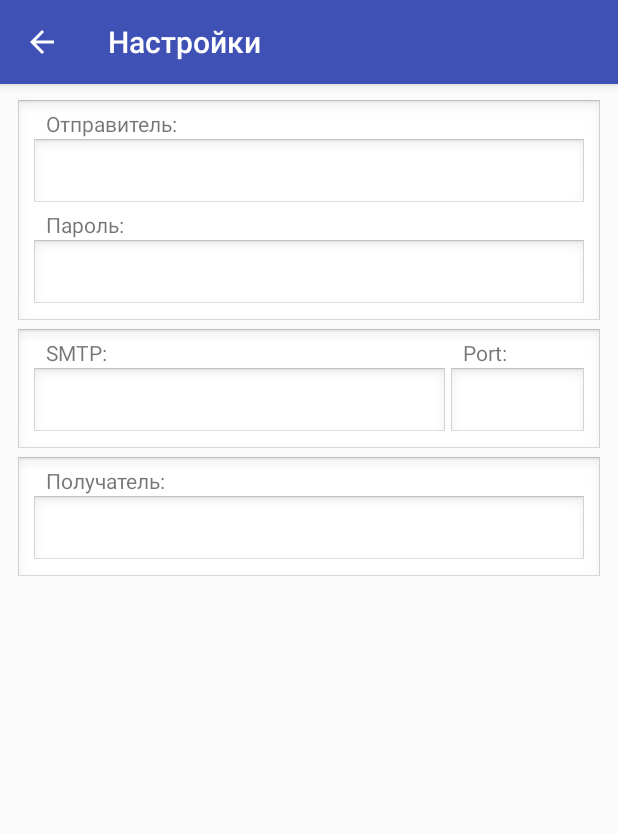
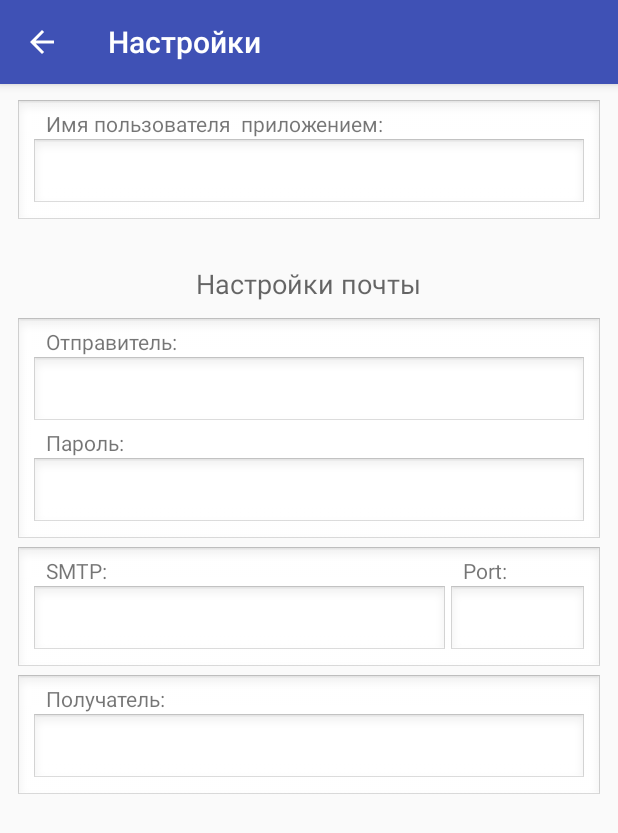
Before and after one commit to Sky-VIN/MobileSeller, an Android app: the screen it shows after launch (SettingsActivity), in the side drawer, after a tap on "Настройки", on a phone screen of 412 x 824 dp. Shown: the top 833 px of the screen. Run offline under Robolectric (Android 15) with nearby library versions, the light colour scheme and no system bars.

Commit message:
Very many changes! ...

```diff
--- a/app/build.gradle
+++ b/app/build.gradle
@@ -25,4 +25,5 @@ dependencies {
     compile 'com.android.support:appcompat-v7:23.4.0'
     compile 'com.android.support:design:23.4.0'
     compile 'org.apache.poi:poi:3.15-beta1'
+    compile 'com.sun.mail:android-mail:1.5.5'
 }
--- a/app/src/main/AndroidManifest.xml
+++ b/app/src/main/AndroidManifest.xml
@@ -27,12 +27,10 @@
         </activity>
         <activity
             android:name=".PriceActivity"
-            android:label="Список товара"
-            android:launchMode="singleTask" />
+            android:label="Список товара" />
         <activity
             android:name=".SelectedPriceActivity"
-            android:label="Список выбраного товара"
-            android:launchMode="singleTask" />
+            android:label="Список выбраного товара" />
         <activity
             android:name=".SettingsActivity"
             android:label="Настройки" />
--- a/app/src/main/java/d/swan/mobileseller/DataBaseHelper.java
+++ b/app/src/main/java/d/swan/mobileseller/DataBaseHelper.java
@@ -5,6 +5,7 @@ import android.content.Context;
 import android.database.Cursor;
 import android.database.sqlite.SQLiteDatabase;
 import android.database.sqlite.SQLiteOpenHelper;
+import android.util.Log;
 
 import java.util.ArrayList;
 import java.util.List;
@@ -25,18 +26,25 @@ public final class DataBaseHelper extends SQLiteOpenHelper {
         db.execSQL("CREATE TABLE IF NOT EXISTS Organization (" +
                 "id INTEGER NOT NULL PRIMARY KEY," +
                 "name TEXT NOT NULL," +
-                "linked_id INTEGER NOT NULL);");
+                "linked_id INTEGER NOT NULL);"
+        );
 
         db.execSQL("CREATE TABLE IF NOT EXISTS Address (" +
                 "id INTEGER NOT NULL PRIMARY KEY," +
                 "name TEXT NOT NULL," +
-                "linked_id INTEGER NOT NULL);");
+                "linked_id INTEGER NOT NULL);"
+        );
 
-        db.execSQL("CREATE TABLE IF NOT EXISTS Price (" +
+
+        db.execSQL("CREATE TABLE IF NOT EXISTS MailSettings (" +
                 "id INTEGER NOT NULL PRIMARY KEY," +
-                "name TEXT NOT NULL," +
-                "wholesale_price REAL NOT NULL," +
-                "retail_price REAL NOT NULL);");
+                "user TEXT NOT NULL," +
+                "sender TEXT NOT NULL," +
+                "pass TEXT NOT NULL," +
+                "smtp TEXT NOT NULL," +
+                "port TEXT NOT NULL," +
+                "receiver TEXT NOT NULL);"
+        );
 
     }
 
@@ -45,6 +53,48 @@ public final class DataBaseHelper extends SQLiteOpenHelper {
         //
     }
 
+
+    public String[] loadMailSettings() {
+        String[] result = new String[]{"", "", "", "", "", ""};
+
+        SQLiteDatabase sqLiteDatabase = getReadableDatabase();
+        Cursor cursor = sqLiteDatabase.rawQuery("SELECT * FROM MailSettings", null);
+
+
+        if (cursor.moveToFirst()) {
+            int userColIndex = cursor.getColumnIndex("user");
+            int senderColIndex = cursor.getColumnIndex("sender");
+            int passColIndex = cursor.getColumnIndex("pass");
+            int smtpColIndex = cursor.getColumnIndex("smtp");
+            int portColIndex = cursor.getColumnIndex("port");
+            int receiverColIndex = cursor.getColumnIndex("receiver");
+            do {
+                Log.d("Mseller", String.valueOf(userColIndex + " " + senderColIndex + " " + passColIndex + " " + smtpColIndex + " " + portColIndex + " " + receiverColIndex));
+                result[0] = cursor.getString(userColIndex);
+                result[1] = cursor.getString(senderColIndex);
+                result[2] = cursor.getString(passColIndex);
+                result[3] = cursor.getString(smtpColIndex);
+                result[4] = cursor.getString(portColIndex);
+                result[5] = cursor.getString(receiverColIndex);
+            } while (cursor.moveToNext());
+        }
+        cursor.close();
+        sqLiteDatabase.close();
+        return result;
+    }
+
+    public void saveMailSettings(String[] settings) {
+        SQLiteDatabase sqLiteDatabase = getWritableDatabase();
+        contentValues.put("user", settings[0]);
+        contentValues.put("sender", settings[1]);
+        contentValues.put("pass", settings[2]);
+        contentValues.put("smtp", settings[3]);
+        contentValues.put("port", settings[4]);
+        contentValues.put("receiver", settings[5]);
+
+        sqLiteDatabase.update("MailSettings", contentValues, "id = ?", new String[]{"1"});
+        sqLiteDatabase.close();
+    }
 
     // Добавление поля и связующего ключа (для организации)
     public void addField(String table, String name, int linked_id) {
@@ -103,7 +153,7 @@ public final class DataBaseHelper extends SQLiteOpenHelper {
     // Сбор и возврат всех значений имен из заданой таблицы
     public List<String> getAllValues(String table) {
 
-        List<String> result = new ArrayList();
+        ArrayList<String> result = new ArrayList<String>();
 
         SQLiteDatabase sqLiteDatabase = getReadableDatabase();
         Cursor cursor = sqLiteDatabase.rawQuery("SELECT * FROM " + table, null);
@@ -196,7 +246,7 @@ public final class DataBaseHelper extends SQLiteOpenHelper {
                     newLinkedId++;
 
                     for (int i : linkedIdArray)
-                        if (newLinkedId == linkedIdArray[i]) {
+                        if (newLinkedId == i) {
                             b = true;
                             break;
                         }
@@ -211,6 +261,7 @@ public final class DataBaseHelper extends SQLiteOpenHelper {
         return newLinkedId;
     }
 
+/*
     // сбор списка с розничными ценами
     public ArrayList<Point> getRetailPrice() {
         ArrayList<Point> priceArray = new ArrayList<>();
@@ -254,9 +305,10 @@ public final class DataBaseHelper extends SQLiteOpenHelper {
 
         return priceArray;
     }
+*/
 
     // Вывод в лог всех полей
-/*
+
     public void getAllLog(String table) {
         SQLiteDatabase sqLiteDatabase = getReadableDatabase();
         Cursor cursor = sqLiteDatabase.rawQuery("SELECT * FROM " + table, null);
@@ -292,6 +344,6 @@ public final class DataBaseHelper extends SQLiteOpenHelper {
         sqLiteDatabase.insert("Price", null, contentValues);
         sqLiteDatabase.close();
     }
-*/
+
 
 }
--- a/app/src/main/java/d/swan/mobileseller/MainActivity.java
+++ b/app/src/main/java/d/swan/mobileseller/MainActivity.java
@@ -10,6 +10,7 @@ import android.support.v7.app.ActionBarDrawerToggle;
 import android.support.v7.app.AlertDialog;
 import android.support.v7.app.AppCompatActivity;
 import android.support.v7.widget.Toolbar;
+import android.util.Log;
 import android.view.MenuItem;
 import android.view.View;
 import android.widget.AdapterView;
@@ -38,12 +39,15 @@ public class MainActivity extends AppCompatActivity
 
     DataBaseHelper dbHelper = new DataBaseHelper(this);
 
+    Properties properties = new Properties(this);
+
+    boolean isFirstLoad_org = true;
+    boolean isFirstLoad_addr = true;
+
     @Override
     protected void onCreate(Bundle savedInstanceState) {
         super.onCreate(savedInstanceState);
         setContentView(R.layout.activity_main);
-
-        // startActivity(new Intent(this, PriceActivity.class));
 
         Toolbar toolbar = (Toolbar) findViewById(R.id.toolbarMain);
         setSupportActionBar(toolbar);
@@ -81,9 +85,14 @@ public class MainActivity extends AppCompatActivity
         spinnerAddrName = (Spinner) findViewById(R.id.spinnerAddrName);
         spinnerAddrName.setOnItemSelectedListener(this);
 
+        properties.loadPositions();
+
         refreshOrgSpinner();
-        refreshAddrSpinner();
 
+        if (properties.isRetail)
+            radioRetail.setChecked(true);
+        else
+            radioWholesale.setChecked(true);
     }
 
     private void refreshOrgSpinner() {
@@ -93,20 +102,41 @@ public class MainActivity extends AppCompatActivity
         orgAdapter = new ArrayAdapter<>(this, android.R.layout.simple_spinner_item, orgArray);
         orgAdapter.setDropDownViewResource(android.R.layout.simple_spinner_dropdown_item);
         spinnerOrgName.setAdapter(orgAdapter);
+        if (isFirstLoad_org) {
+            spinnerOrgName.setSelection(properties.orgPos);
+            isFirstLoad_org = false;
+        }
+
         orgAdapter.notifyDataSetChanged();
     }
 
     private void refreshAddrSpinner() {
         addrArray.clear();
-        if (spinnerOrgName.getSelectedItemPosition() > -1) {
+        if (spinnerOrgName.getCount() > 0) {
             int linked_id = dbHelper.getLinkedIdByName("Organization", spinnerOrgName.getSelectedItem().toString());
             addrArray.addAll(dbHelper.getAllValues("Address", linked_id));
+
+            addrAdapter = new ArrayAdapter<>(this, android.R.layout.simple_spinner_item, addrArray);
+            addrAdapter.setDropDownViewResource(android.R.layout.simple_spinner_dropdown_item);
+            spinnerAddrName.setAdapter(addrAdapter);
+            if (isFirstLoad_addr) {
+                spinnerAddrName.setSelection(properties.addrPos);
+                isFirstLoad_addr = false;
+            }
+
+            addrAdapter.notifyDataSetChanged();
         }
+    }
 
-        addrAdapter = new ArrayAdapter<>(this, android.R.layout.simple_spinner_item, addrArray);
-        addrAdapter.setDropDownViewResource(android.R.layout.simple_spinner_dropdown_item);
-        spinnerAddrName.setAdapter(addrAdapter);
-        addrAdapter.notifyDataSetChanged();
+    @Override
+    public void onItemSelected(AdapterView<?> adapterView, View view, int i, long l) throws NullPointerException {
+        if (adapterView.getId() == R.id.spinnerOrgName)
+            refreshAddrSpinner();
+    }
+
+    @Override
+    public void onNothingSelected(AdapterView<?> adapterView) {
+        // Nothing
     }
 
     @Override
@@ -145,6 +175,13 @@ public class MainActivity extends AppCompatActivity
                             .setPositiveButton("Да", new DialogInterface.OnClickListener() {
                                 @Override
                                 public void onClick(DialogInterface dialog, int which) {
+
+                                    properties.savePositions(
+                                            spinnerOrgName.getSelectedItemPosition(),
+                                            spinnerAddrName.getSelectedItemPosition(),
+                                            radioRetail.isChecked()
+                                    );
+
                                     finish();
                                 }
                             })
@@ -159,17 +196,6 @@ public class MainActivity extends AppCompatActivity
         DrawerLayout drawer = (DrawerLayout) findViewById(R.id.drawer_layout);
         drawer.closeDrawer(GravityCompat.START);
         return true;
-    }
-
-    @Override
-    public void onItemSelected(AdapterView<?> adapterView, View view, int i, long l) throws NullPointerException {
-        if (adapterView.getId() == R.id.spinnerOrgName)
-            refreshAddrSpinner();
-    }
-
-    @Override
-    public void onNothingSelected(AdapterView<?> adapterView) {
-        // Nothing
     }
 
     @Override
@@ -188,10 +214,11 @@ public class MainActivity extends AppCompatActivity
 
                 if (radioRetail.isChecked()) {
                     intent.putExtra("price", "Розничная");
-                    intent.putParcelableArrayListExtra("PriceList", dbHelper.getRetailPrice());
+
+                    intent.putParcelableArrayListExtra("PriceList", new PriceListFiller(getResources()).getRetailPrice());
                 } else {
                     intent.putExtra("price", "Оптовая");
-                    intent.putParcelableArrayListExtra("PriceList", dbHelper.getWholesalePrice());
+                    intent.putParcelableArrayListExtra("PriceList", new PriceListFiller(getResources()).getWholesalePrice());
                 }
 
                 startActivity(intent);
@@ -320,11 +347,13 @@ public class MainActivity extends AppCompatActivity
                         }
     }
 
+
 /*
     @Override
     protected void onActivityResult(int requestCode, int resultCode, Intent data) {
         if (data == null)
             return;
+
         File file = new File(data.getData().toString());
         String sub = file.getPath().substring(5, file.getPath().length());
         ExcelWorker worker = new ExcelWorker();
@@ -336,4 +365,5 @@ public class MainActivity extends AppCompatActivity
         super.onActivityResult(requestCode, resultCode, data);
     }
 */
+
 }
--- /dev/null
+++ b/app/src/main/java/d/swan/mobileseller/Properties.java
@@ -0,0 +1,67 @@
+package d.swan.mobileseller;
+
+import android.content.Context;
+import android.content.SharedPreferences;
+
+/**
+ * Created by VIN on 21.06.2016.
+ */
+public class Properties {
+    private Context context;
+
+    private static final String PREF_NAME = "Properties";
+
+    protected String user, sender, pass, smtp, port, receiver;
+    protected int orgPos, addrPos;
+    protected boolean isRetail;
+
+    Properties(Context context) {
+        this.context = context;
+    }
+
+    public void loadPositions() {
+        SharedPreferences sPref = context.getSharedPreferences(PREF_NAME, Context.MODE_PRIVATE);
+
+        orgPos = sPref.getInt("orgPos", 0);
+        addrPos = sPref.getInt("addrPos", 0);
+
+        isRetail = sPref.getBoolean("isRetail", true);
+    }
+
+    public void loadMailSettings() {
+        SharedPreferences sPref = context.getSharedPreferences(PREF_NAME, Context.MODE_PRIVATE);
+
+        user = sPref.getString("user", "");
+        sender = sPref.getString("sender", "");
+        pass = sPref.getString("pass", "");
+        smtp = sPref.getString("smtp", "");
+        port = sPref.getString("port", "");
+        receiver = sPref.getString("receiver", "");
+    }
+
+    public void savePositions(int orgPos, int addrPos, boolean isRetail) {
+        SharedPreferences sPref = context.getSharedPreferences(PREF_NAME, Context.MODE_PRIVATE);
+        SharedPreferences.Editor editor = sPref.edit();
+        editor.putInt("orgPos", orgPos);
+        editor.putInt("addrPos", addrPos);
+
+        editor.putBoolean("isRetail", isRetail);
+
+        editor.apply();
+    }
+
+    public void saveMailSettings(String[] mail) {
+        SharedPreferences sPref = context.getSharedPreferences(PREF_NAME, Context.MODE_PRIVATE);
+        SharedPreferences.Editor editor = sPref.edit();
+
+        editor.putString("user", mail[0]);
+        editor.putString("sender", mail[1]);
+        editor.putString("pass", mail[2]);
+        editor.putString("smtp", mail[3]);
+        editor.putString("port", mail[4]);
+        editor.putString("receiver", mail[5]);
+
+        editor.apply();
+    }
+
+}
--- a/app/src/main/java/d/swan/mobileseller/SettingsActivity.java
+++ b/app/src/main/java/d/swan/mobileseller/SettingsActivity.java
@@ -1,11 +1,17 @@
 package d.swan.mobileseller;
 
+import android.content.Intent;
 import android.os.Bundle;
 import android.support.v7.app.ActionBar;
 import android.support.v7.app.AppCompatActivity;
 import android.view.MenuItem;
+import android.widget.EditText;
 
 public class SettingsActivity extends AppCompatActivity {
+
+    DataBaseHelper dbHelper = new DataBaseHelper(this);
+
+    EditText etUser, etSender, etPass, etSMTP, etPort, etReceiver;
 
     @Override
     protected void onCreate(Bundle savedInstanceState) {
@@ -14,12 +20,40 @@ public class SettingsActivity extends AppCompatActivity {
 
         ActionBar actionBar = getSupportActionBar();
         actionBar.setDisplayHomeAsUpEnabled(true);
+
+        String[] settings = dbHelper.loadMailSettings();
+
+        etUser = (EditText) findViewById(R.id.etUser);
+        etUser.setText(settings[0]);
+        etSender = (EditText) findViewById(R.id.etSender);
+        etSender.setText(settings[1]);
+        etPass = (EditText) findViewById(R.id.etPass);
+        etPass.setText(settings[2]);
+        etSMTP = (EditText) findViewById(R.id.etSMTP);
+        etSMTP.setText(settings[3]);
+        etPort = (EditText) findViewById(R.id.etPort);
+        etPort.setText(settings[4]);
+        etReceiver = (EditText) findViewById(R.id.etReceiver);
+        etReceiver.setText(settings[5]);
     }
 
     @Override
     public boolean onOptionsItemSelected(MenuItem item) {
-        if (item.getItemId() == android.R.id.home)
+        if (item.getItemId() == android.R.id.home) {
+
+            String[] mail = new String[] {
+                    etUser.getText().toString(),
+                    etSender.getText().toString(),
+                    etPass.getText().toString(),
+                    etSMTP.getText().toString(),
+                    etPort.getText().toString(),
+                    etReceiver.getText().toString()
+            };
+
+            dbHelper.saveMailSettings(mail);
             finish();
+        }
+
         return super.onOptionsItemSelected(item);
     }
 
--- a/app/src/main/res/layout/activity_settings.xml
+++ b/app/src/main/res/layout/activity_settings.xml
@@ -6,6 +6,40 @@
     tools:context="d.swan.mobileseller.SettingsActivity"
     android:orientation="vertical"
     android:padding="10dip">
+
+    <LinearLayout
+        android:orientation="vertical"
+        android:layout_width="match_parent"
+        android:layout_height="wrap_content"
+        android:background="@android:drawable/edit_text">
+
+        <TextView
+            android:layout_width="wrap_content"
+            android:layout_height="wrap_content"
+            android:text="Имя пользователя  приложением:"
+            android:paddingLeft="10dip" />
+
+        <EditText
+            android:layout_width="match_parent"
+            android:layout_height="wrap_content"
+            android:ems="10"
+            android:id="@+id/etUser"
+            android:background="@android:drawable/edit_text" />
+    </LinearLayout>
+
+    <LinearLayout
+        android:orientation="vertical"
+        android:layout_width="match_parent"
+        android:layout_height="wrap_content">
+
+        <TextView
+            android:layout_width="wrap_content"
+            android:layout_height="wrap_content"
+            android:textAppearance="?android:attr/textAppearanceMedium"
+            android:text="Настройки почты"
+            android:layout_gravity="center_horizontal"
+            android:paddingTop="25dp"
+            android:paddingBottom="10dp" />
 
         <LinearLayout
             android:orientation="vertical"
@@ -86,7 +120,7 @@
                     android:layout_width="match_parent"
                     android:layout_height="wrap_content"
                     android:ems="10"
-                android:id="@+id/etPortSMTP"
+                    android:id="@+id/etPort"
                     android:inputType="phone"
                     android:background="@android:drawable/edit_text" />
 
@@ -116,3 +150,5 @@
         </LinearLayout>
 
     </LinearLayout>
+
+</LinearLayout>
--- a/app/src/main/res/layout/content_main.xml
+++ b/app/src/main/res/layout/content_main.xml
@@ -30,7 +30,6 @@
             android:text="Организация"
             android:id="@+id/tvOrgName"
             android:textAppearance="?android:attr/textAppearanceMedium"
-            android:textColor="@android:color/primary_text_light"
             android:gravity="center" />
 
         <LinearLayout
@@ -74,7 +73,6 @@
             android:text="Адрес"
             android:id="@+id/tvAddrName"
             android:textAppearance="?android:attr/textAppearanceMedium"
-            android:textColor="@android:color/primary_text_light"
             android:gravity="center" />
 
         <LinearLayout
```
Also changed, not shown: app/src/main/java/d/swan/mobileseller/AccessibilityNetwork.java (added, +17 -0 lines), app/src/main/java/d/swan/mobileseller/ExcelWorker.java (+23 -10 lines), app/src/main/java/d/swan/mobileseller/PointAdapter.java (+10 -10 lines), app/src/main/java/d/swan/mobileseller/PriceActivity.java (+7 -3 lines), app/src/main/java/d/swan/mobileseller/PriceListFiller.java (added, +39 -0 lines), app/src/main/java/d/swan/mobileseller/SelectedPriceActivity.java (+15 -11 lines), app/src/main/res/values/arrays.xml (added, +120 -0 lines). Lines whose indentation alone changed are shown as unchanged.
